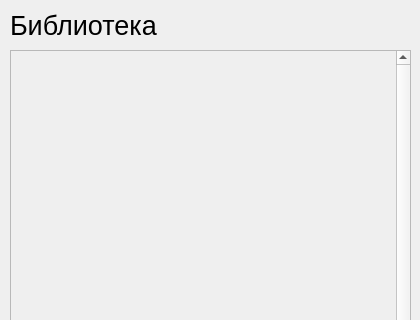
Before: the Qt Designer form UIs/LibraryForm.ui in Krahjotdaan/LearningPoem, drawn with Qt 5; both pictures show x 0 to 420 and y 0 to 320 of the 420 by 700 pixel window.
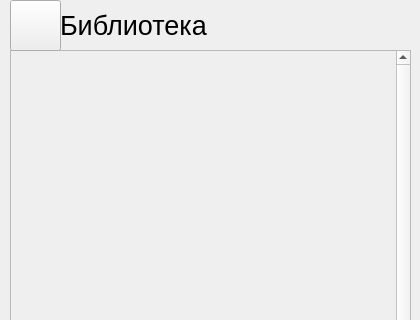
After: the same form once the commit is applied.

Commit message: Style: added back button to forms

```diff
--- a/UIs/LibraryForm.ui
+++ b/UIs/LibraryForm.ui
@@ -17,9 +17,9 @@
    <widget class="QWidget" name="horizontalLayoutWidget">
     <property name="geometry">
      <rect>
-      <x>10</x>
+      <x>60</x>
       <y>0</y>
-      <width>401</width>
+      <width>351</width>
       <height>51</height>
      </rect>
     </property>
@@ -193,6 +193,31 @@
      </item>
     </layout>
    </widget>
+   <widget class="QWidget" name="horizontalLayoutWidget_9">
+    <property name="geometry">
+     <rect>
+      <x>10</x>
+      <y>0</y>
+      <width>51</width>
+      <height>51</height>
+     </rect>
+    </property>
+    <layout class="QHBoxLayout" name="horizontalLayout_9">
+     <item>
+      <widget class="QPushButton" name="backButton">
+       <property name="sizePolicy">
+        <sizepolicy hsizetype="Minimum" vsizetype="Minimum">
+         <horstretch>0</horstretch>
+         <verstretch>0</verstretch>
+        </sizepolicy>
+       </property>
+       <property name="text">
+        <string/>
+       </property>
+      </widget>
+     </item>
+    </layout>
+   </widget>
   </widget>
  </widget>
  <resources/>
```
The commit also changes 5 other files.
